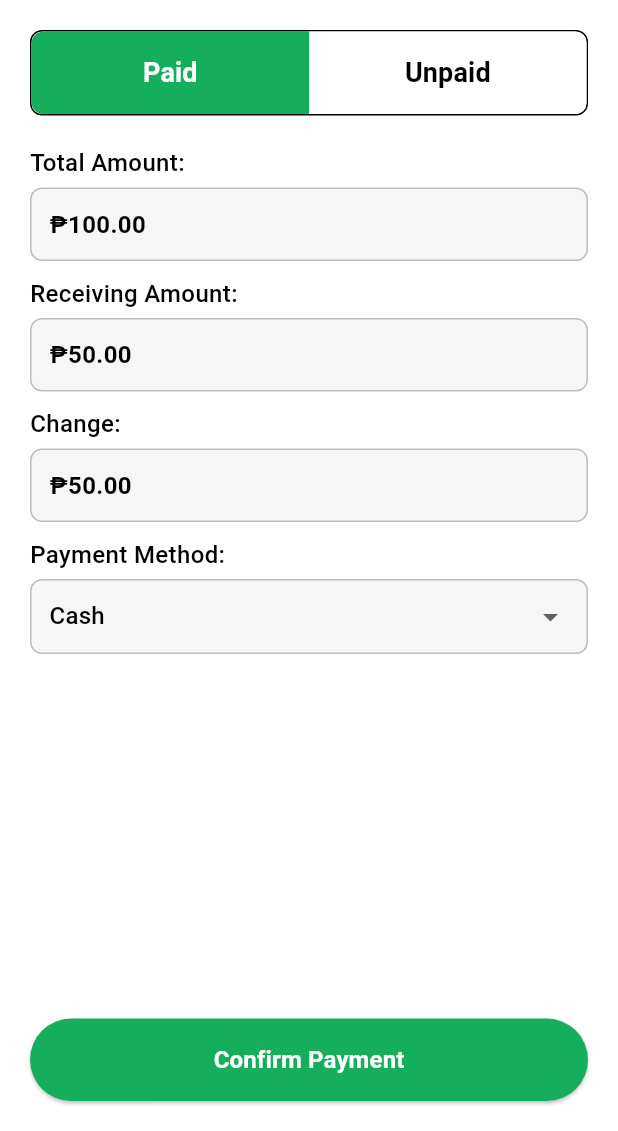
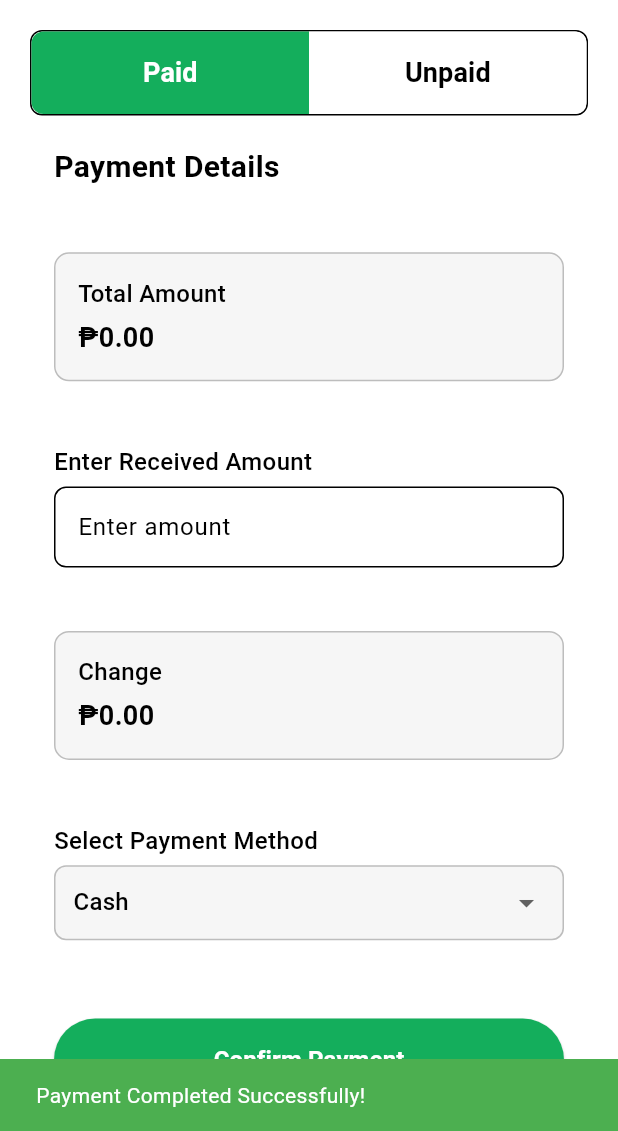
Before and after one commit to ewan133/Valgrow_app, a Flutter app: the TransactionPage screen opened by its route, after a tap on "Confirm Payment", on a phone screen of 412 x 824 dp, the part 105-1236 px from its top. Run offline on Flutter 3.47's test engine with Material 3 defaults, Android fonts, the phone set to English and light mode, and no system bars; our stand-ins replace cloud_firestore, curved_labeled_navigation_bar, data_table_2, firebase_auth, firebase_core, firebase_storage and 3 more; missing offline and left inert: mobile_scanner, syncfusion_flutter_xlsio; accounts and stored records are empty; network calls fail; Roboto replaces fonts that are missing (Inter).

Commit message:
added new file

```diff
--- a/lib/pages/POS/items_modal.dart
+++ b/lib/pages/POS/items_modal.dart
@@ -147,9 +147,9 @@ class _ItemsModalState extends State<ItemsModal> {
                       final item = filteredItems[index];
 
                       return MyItemsModalCard(
-                        imageUrl: item.item_image ?? '',
-                        itemName: item.item_name ?? 'Unknown',
-                        category: item.category ?? 'No Category',
+                        imageUrl: item.item_image,
+                        itemName: item.item_name,
+                        category: item.category,
                         stock: item.total_stock.toString(),
                         price: item.regular_price.toString(),
                         onAddPressed: () {
--- a/lib/pages/POS/paid_transaction.dart
+++ b/lib/pages/POS/paid_transaction.dart
@@ -1,4 +1,6 @@
 import 'package:flutter/material.dart';
+import 'package:provider/provider.dart';
+import 'package:valgrow_ui/services/database/database_provider.dart';
 
 class PaidTransaction extends StatefulWidget {
   const PaidTransaction({super.key});
@@ -8,63 +10,150 @@ class PaidTransaction extends StatefulWidget {
 }
 
 class _PaidTransactionState extends State<PaidTransaction> {
+  final TextEditingController _receivingAmountController =
+      TextEditingController();
+  double _change = 0.00;
+  double _receivedAmount = 0.00;
+  String _selectedPaymentMethod = "Cash"; // Default selection
+  bool _isAmountValid = true; // Track if entered amount is valid
+
   @override
   Widget build(BuildContext context) {
-    return Column(
-      mainAxisAlignment: MainAxisAlignment.spaceBetween, // Prevents overflowing
+    final databaseProvider = Provider.of<DatabaseProvider>(context);
+
+    // ✅ Calculate total from basket dynamically
+    double totalAmount = databaseProvider.basket.fold(0.0, (sum, item) {
+      return sum + (item.total_stock * (item.regular_price ?? 0.0));
+    });
+
+    return Padding(
+      padding: const EdgeInsets.symmetric(horizontal: 16.0),
+      child: Column(
+        mainAxisAlignment: MainAxisAlignment.spaceBetween,
         crossAxisAlignment: CrossAxisAlignment.start,
         children: [
-        Column(
-          children: [
-            // Total Amount
-            _buildTransactionField("Total Amount:", "₱100.00"),
+          // Header Section
+          const Text(
+            "Payment Details",
+            style: TextStyle(
+              fontSize: 20,
+              fontWeight: FontWeight.bold,
+            ),
+          ),
 
-            const SizedBox(height: 10),
+          const SizedBox(height: 15),
 
-            // Receiving Amount
-            _buildTransactionField("Receiving Amount:", "₱50.00"),
+          // Total Amount (Dynamic)
+          _buildSummaryCard(
+            title: "Total Amount",
+            value: "₱${totalAmount.toStringAsFixed(2)}",
+          ),
 
-            const SizedBox(height: 10),
+          const SizedBox(height: 15),
 
-            // Change
-            _buildTransactionField("Change:", "₱50.00"),
+          // Receiving Amount (User Input)
+          _buildInputField(
+            label: "Enter Received Amount",
+            controller: _receivingAmountController,
+            onChanged: (value) => _calculateChange(value, totalAmount),
+          ),
 
-            const SizedBox(height: 10),
+          if (!_isAmountValid)
+            const Padding(
+              padding: EdgeInsets.only(top: 5),
+              child: Text(
+                "⚠ Amount must be at least the total",
+                style: TextStyle(color: Colors.red, fontSize: 14),
+              ),
+            ),
+
+          const SizedBox(height: 15),
+
+          // Change (Read-Only)
+          _buildSummaryCard(
+            title: "Change",
+            value: "₱${_change.toStringAsFixed(2)}",
+          ),
+
+          const SizedBox(height: 15),
 
           // Payment Method Dropdown
           _buildDropdownField(
-                "Payment Method:", ["Cash", "Gcash"]),
-
-            const SizedBox(height: 20),
-          ],
+            label: "Select Payment Method",
+            items: ["Cash", "Gcash"],
           ),
 
-        // Confirm Payment Button
+          const SizedBox(height: 25),
+
+          // Confirm Payment Button (Disabled if amount is insufficient)
           SizedBox(
             width: double.infinity,
             height: 55,
             child: ElevatedButton(
               style: ElevatedButton.styleFrom(
-              backgroundColor: const Color(0xFF14AE5C),
+                backgroundColor:
+                    _isAmountValid ? const Color(0xFF14AE5C) : Colors.grey,
                 shape: RoundedRectangleBorder(
-                  borderRadius: BorderRadius.circular(100)),
+                  borderRadius: BorderRadius.circular(100),
                 ),
-            onPressed: () {},
+              ),
+              onPressed: _isAmountValid
+                  ? () {
+                      _confirmPayment(totalAmount);
+                    }
+                  : null, // Disable button if amount is invalid
               child: const Text(
                 "Confirm Payment",
                 style: TextStyle(
                   fontSize: 16,
                   fontWeight: FontWeight.w600,
-                  color: Colors.white),
+                  color: Colors.white,
+                ),
               ),
             ),
           ),
         ],
+      ),
     );
   }
 
-  // Function to build transaction fields
-  Widget _buildTransactionField(String label, String value) {
+  // Function to build summary cards for Total Amount & Change
+  Widget _buildSummaryCard({required String title, required String value}) {
+    final databaseProvider = Provider.of<DatabaseProvider>(context);
+    return Container(
+      width: double.infinity,
+      padding: const EdgeInsets.all(15),
+      decoration: BoxDecoration(
+        color: const Color(0xFFF6F6F6),
+        borderRadius: BorderRadius.circular(10),
+        border: Border.all(color: Colors.grey.shade400),
+      ),
+      child: Column(
+        crossAxisAlignment: CrossAxisAlignment.start,
+        children: [
+          Text(
+            title,
+            style: const TextStyle(fontSize: 16, fontWeight: FontWeight.w500),
+          ),
+          const SizedBox(height: 5),
+          Text(
+            value,
+            style: const TextStyle(
+              fontSize: 18,
+              fontWeight: FontWeight.bold,
+            ),
+          ),
+        ],
+      ),
+    );
+  }
+
+  // Function to build user input field
+  Widget _buildInputField({
+    required String label,
+    required TextEditingController controller,
+    Function(String)? onChanged,
+  }) {
     return Column(
       crossAxisAlignment: CrossAxisAlignment.start,
       children: [
@@ -73,17 +162,20 @@ class _PaidTransactionState extends State<PaidTransaction> {
           style: const TextStyle(fontSize: 16, fontWeight: FontWeight.w500),
         ),
         const SizedBox(height: 5),
-        Container(
-          width: double.infinity,
-          padding: const EdgeInsets.symmetric(horizontal: 12, vertical: 12),
-          decoration: BoxDecoration(
-            color: const Color(0xFFF6F6F6),
-            border: Border.all(color: Colors.grey.shade400),
+        TextField(
+          controller: controller,
+          keyboardType: TextInputType.number,
+          onChanged: onChanged,
+          decoration: InputDecoration(
+            hintText: "Enter amount",
+            contentPadding:
+                const EdgeInsets.symmetric(horizontal: 12, vertical: 15),
+            filled: true,
+            fillColor: Colors.white,
+            border: OutlineInputBorder(
               borderRadius: BorderRadius.circular(8),
+              borderSide: BorderSide(color: Colors.grey.shade400),
             ),
-          child: Text(
-            value,
-            style: const TextStyle(fontSize: 16, fontWeight: FontWeight.w600),
           ),
         ),
       ],
@@ -91,9 +183,10 @@ class _PaidTransactionState extends State<PaidTransaction> {
   }
 
   // Function to build dropdown field
-  Widget _buildDropdownField(String label, List<String> items) {
-    String selectedValue = items.first; // Default selection
-
+  Widget _buildDropdownField({
+    required String label,
+    required List<String> items,
+  }) {
     return Column(
       crossAxisAlignment: CrossAxisAlignment.start,
       children: [
@@ -112,11 +205,11 @@ class _PaidTransactionState extends State<PaidTransaction> {
           ),
           child: DropdownButtonHideUnderline(
             child: DropdownButton<String>(
-              value: selectedValue,
+              value: _selectedPaymentMethod,
               isExpanded: true,
               onChanged: (newValue) {
                 setState(() {
-                  selectedValue = newValue!;
+                  _selectedPaymentMethod = newValue!;
                 });
               },
               items: items.map((String item) {
@@ -134,4 +227,61 @@ class _PaidTransactionState extends State<PaidTransaction> {
       ],
     );
   }
+
+  // Function to auto-calculate change and validate received amount
+  void _calculateChange(String value, double totalAmount) {
+    double receivedAmount = _parseCurrency(value);
+
+    setState(() {
+      _receivedAmount = receivedAmount;
+      _change = receivedAmount - totalAmount;
+      _isAmountValid = receivedAmount >= totalAmount;
+    });
   }
+
+  // Function to parse currency values safely
+  double _parseCurrency(String value) {
+    return double.tryParse(value.replaceAll(RegExp(r'[^0-9.]'), '')) ?? 0.0;
+  }
+
+  // Placeholder function for payment confirmation
+  void _confirmPayment(double totalAmount) {
+    final databaseProvider =
+        Provider.of<DatabaseProvider>(context, listen: false);
+
+    double receivedAmount = _parseCurrency(_receivingAmountController.text);
+    bool isDebt = receivedAmount <
+        totalAmount; // ✅ If received amount < total, it's a debt
+
+    print("✅ Processing Payment...");
+    print("Total Amount: ₱${totalAmount.toStringAsFixed(2)}");
+    print("Received: ₱${receivedAmount.toStringAsFixed(2)}");
+    print("Change: ₱${_change.toStringAsFixed(2)}");
+    print("Payment Method: $_selectedPaymentMethod");
+
+    // ✅ Call `processPOS()` to store the transaction in Firestore
+    databaseProvider.processPOS(
+      totalAmount: totalAmount,
+      amountPaid: receivedAmount,
+      paymentMethod:
+          _selectedPaymentMethod.toLowerCase(), // Convert "Cash" -> "cash"
+      customerId: null, // Modify if using customer ID
+      isDebt: isDebt,
+    );
+
+    // ✅ Reset UI after confirming payment
+    setState(() {
+      _receivingAmountController.clear();
+      _change = 0.00;
+      _selectedPaymentMethod = "Cash";
+    });
+
+    ScaffoldMessenger.of(context).showSnackBar(
+      SnackBar(
+        content:
+            Text("Payment ${isDebt ? 'on Debt' : 'Completed'} Successfully!"),
+        backgroundColor: Colors.green,
+      ),
+    );
+  }
+}
--- a/lib/services/database/database_provider.dart
+++ b/lib/services/database/database_provider.dart
@@ -5,10 +5,12 @@ import 'package:valgrow_ui/models/store_profile.dart';
 import 'package:valgrow_ui/models/user_profile.dart';
 import 'package:valgrow_ui/services/database/database_service.dart';
 import 'package:valgrow_ui/services/database/inventory_database.dart';
+import 'package:valgrow_ui/services/database/pos_database.dart';
 
 class DatabaseProvider extends ChangeNotifier {
   final DatabaseService _db = DatabaseService();
   final InventoryDatabase _inventoryDatabase = InventoryDatabase();
+  final POSDatabase _posDatabase = POSDatabase();
 
   // loading status
   bool _isLoading = false;
@@ -186,6 +188,7 @@ class DatabaseProvider extends ChangeNotifier {
     }
   }
 
+
   /*
     Point of Sale System
   */
@@ -251,8 +254,53 @@ class DatabaseProvider extends ChangeNotifier {
   }
 
   /// ✅ Completely remove an item from the basket
-void complteRemoveFromBasket(String barcode) {
-  _basket.removeWhere((item) => item.barcode == barcode);
-  notifyListeners();
+  void complteRemoveFromBasket(String barcode) {
+    _basket.removeWhere((item) => item.barcode == barcode);
+    notifyListeners();
+  }
+
+  /// ✅ Process a transaction (Paid or Unpaid)
+  Future<void> processPOS({
+    required double totalAmount,
+    required double amountPaid,
+    required String paymentMethod,
+    String? customerId,
+    required bool isDebt,
+  }) async {
+    _isLoading = true;
+    notifyListeners();
+
+    try {
+      await _posDatabase.processTransaction(
+        storeId: _store!.storeId,
+        userId: _user!.uid,
+        customerId: customerId,
+        totalAmount: totalAmount,
+        amountPaid: amountPaid,
+        paymentMethod: paymentMethod,
+        items: _basket
+            .map((item) => {
+                  "item_id": item.itemId,
+                  "quantity": item.total_stock, // ✅ Using stock as POS quantity
+                  "unit_price": isDebt
+                      ? item.unpaid_price ?? 0.0 // ✅ Use unpaid price for debts
+                      : item.regular_price ??
+                          0.0, // ✅ Use regular price for paid transactions
+                  "storeId": item.storeId,
+                  "discount": 0.0, // Modify this if needed
+                })
+            .toList(),
+      );
+
+      // ✅ Clear basket after transaction
+      fetchItemsByStoreId();
+      clearBasket();
+    } catch (e) {
+      print("❌ Error processing POS transaction: $e");
+    } finally {
+      _isLoading = false;
+      notifyListeners();
+    }
+  }
+
 }
-}
```
Also changed, not shown: lib/services/database/pos_database.dart (added, +125 -0 lines), 4 other files. Lines whose indentation alone changed are shown as unchanged.
